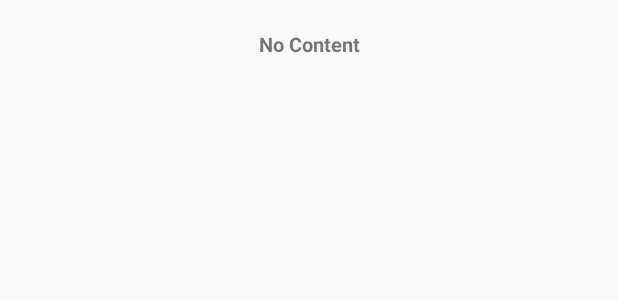
After one commit to jar00t/Inharmonia, an Android app: the layout popup_size_quantity.xml on its own in the app's theme, with its tools: preview values and no code run, on a phone screen of 412 x 824 dp. The commit adds this screen. Shown: the top 300 px of the screen. Run offline under Robolectric (Android 15) with nearby library versions, the phone set to English and light mode, and no system bars.

Commit message:
first commit

```diff
--- a/app/build.gradle
+++ b/app/build.gradle
@@ -27,6 +27,8 @@ dependencies {
     implementation 'com.android.support:cardview-v7:28.0.0'
     implementation 'com.android.support:support-v4:28.0.0'
     implementation 'com.synnapps:carouselview:0.1.4'
+    implementation 'com.jakewharton:butterknife:8.8.1'
+    annotationProcessor 'com.jakewharton:butterknife-compiler:8.8.1'
     testImplementation 'junit:junit:4.12'
     androidTestImplementation 'com.android.support.test:runner:1.0.2'
     androidTestImplementation 'com.android.support.test.espresso:espresso-core:3.0.2'
--- a/app/src/main/res/layout/fragment_account.xml
+++ b/app/src/main/res/layout/fragment_account.xml
@@ -202,7 +202,7 @@
                         <ImageView
                             android:layout_width="30dp"
                             android:layout_height="30dp"
-                            android:tint="@color/colorDarkGrey"
+                            android:tint="@color/colorGrey"
                             android:src="@drawable/ic_chevron_right_black_24dp"
                             android:layout_alignParentEnd="true"
                             android:contentDescription="@string/next_icon"/>
--- /dev/null
+++ b/app/src/main/res/layout/popup_size_quantity.xml
@@ -0,0 +1,16 @@
+<?xml version="1.0" encoding="utf-8"?>
+<LinearLayout xmlns:android="http://schemas.android.com/apk/res/android"
+    android:layout_width="match_parent"
+    android:layout_height="match_parent"
+    android:orientation="vertical">
+
+    <TextView
+        android:layout_width="match_parent"
+        android:layout_height="wrap_content"
+        android:layout_margin="20dp"
+        android:gravity="center_horizontal"
+        android:textStyle="bold"
+        android:textSize="6pt"
+        android:text="@string/no_content" />
+
+</LinearLayout>
--- a/app/src/main/res/layout/rv_menu_link_item_row.xml
+++ b/app/src/main/res/layout/rv_menu_link_item_row.xml
@@ -43,6 +43,7 @@
                     android:layout_width="wrap_content"
                     android:layout_height="30dp"
                     android:gravity="center_vertical"
+                    android:textColor="@color/colorDarkGrey"
                     android:textStyle="bold"
                     android:layout_marginStart="10dp"
                     android:text=""/>
--- a/app/src/main/res/values/colors.xml
+++ b/app/src/main/res/values/colors.xml
@@ -9,5 +9,5 @@
     <color name="colorDarkGrey">#323232</color>
     <color name="colorRed">#D03438</color>
     <color name="colorPurple">#5354FF</color>
-    <color name="colorLightRed">#FFF1F2</color>
+    <color name="colorLightRed">#FFF2F3</color>
 </resources>
--- a/app/src/main/res/values/strings.xml
+++ b/app/src/main/res/values/strings.xml
@@ -37,4 +37,5 @@
     <string name="inharmonia_app">Inharmonia App</string>
     <string name="app_version">v.1.0</string>
     <string name="cetak_apa_aja_gak_pake_repot">Cetak apa aja gak pake repot!</string>
+    <string name="no_content">No Content</string>
 </resources>
```
Also changed, not shown: app/src/main/java/id/inharmonia/app/Home/MainMenuAdapter.java (+6 -24 lines), app/src/main/java/id/inharmonia/app/Home/SizeQuantityPopup.java (added, +27 -0 lines), 132 other files.
